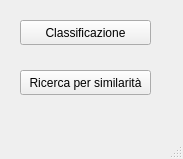
First picture: the form in gui/main.ui, repository Gioelio/FoodX-251-Clean-and-classification, before the edit.
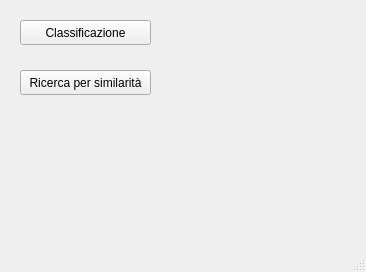
Second picture: the form after the edit.

```diff
--- a/gui/main.ui
+++ b/gui/main.ui
@@ -6,8 +6,8 @@
    <rect>
     <x>0</x>
     <y>0</y>
-    <width>183</width>
-    <height>159</height>
+    <width>366</width>
+    <height>272</height>
    </rect>
   </property>
   <property name="windowTitle">
@@ -40,6 +40,19 @@
      <string>Ricerca per similarità</string>
     </property>
    </widget>
+   <widget class="QLabel" name="labelLoading">
+    <property name="geometry">
+     <rect>
+      <x>20</x>
+      <y>116</y>
+      <width>241</width>
+      <height>21</height>
+     </rect>
+    </property>
+    <property name="text">
+     <string/>
+    </property>
+   </widget>
   </widget>
   <widget class="QMenuBar" name="menubar">
    <property name="geometry">
```
Left out of the diff: 2 changed lines with no effect on the pictures.
